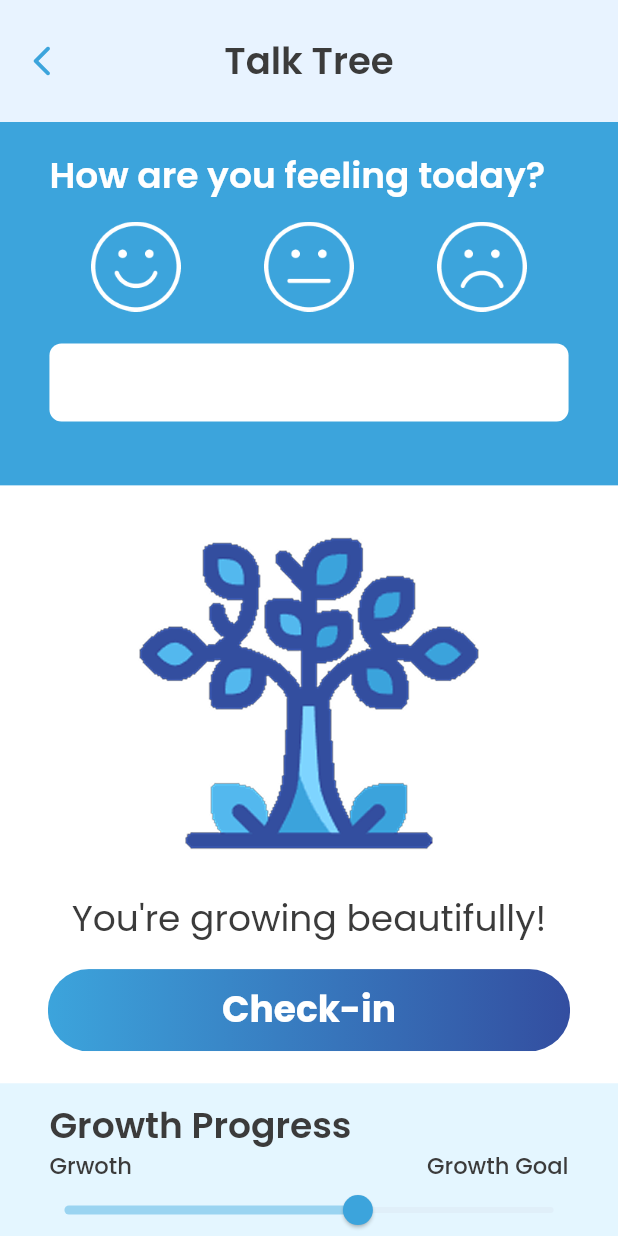
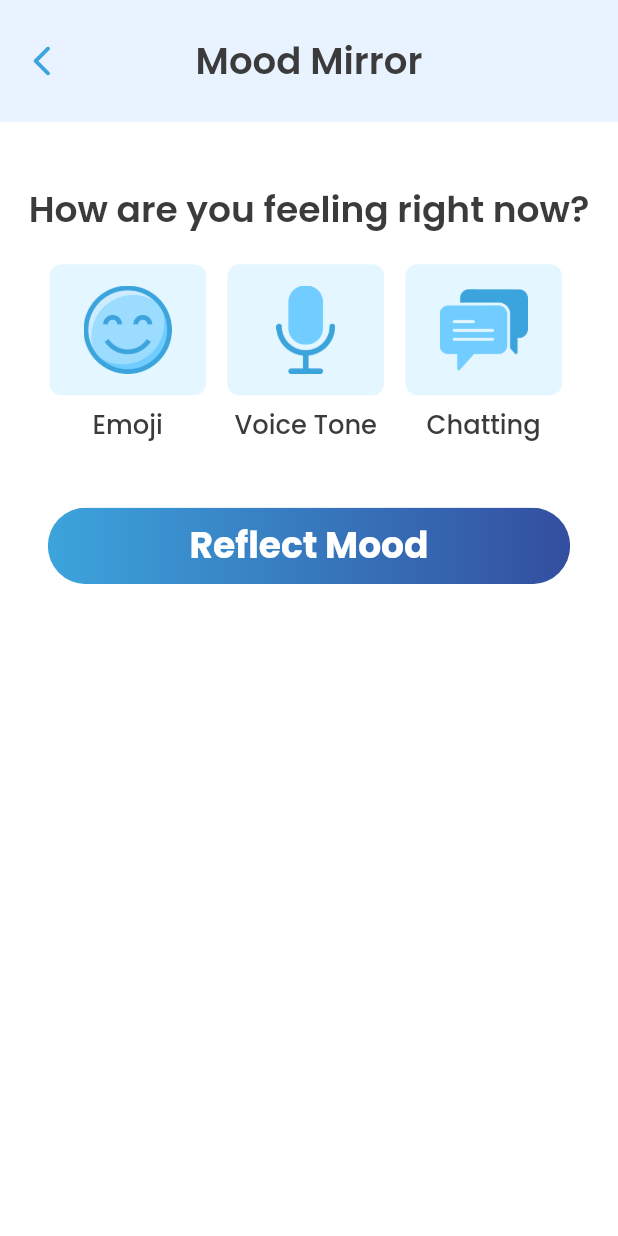
Before and after one commit to zohairahmed96/live-e, a Flutter app: the screen it shows after launch, on a phone screen of 412 x 824 dp. Run offline on Flutter 3.47's test engine with Material 3 defaults, Android fonts, the light colour scheme and no system bars; our stand-ins replace fl_chart, flutter_svg, google_fonts, image_picker, sizer; project files that could hold a hidden picture were left out.

Commit message:
mood mirror screen

```diff
--- a/lib/core/routes/app_router.dart
+++ b/lib/core/routes/app_router.dart
@@ -5,6 +5,7 @@ import 'package:liv_e/ui/views/dashboard/detailed_Spending_overview_view.dart';
 import 'package:liv_e/ui/views/dashboard/financial_management_view.dart';
 import 'package:liv_e/ui/views/dashboard/bill_reminders_view.dart';
 import 'package:liv_e/ui/views/dashboard/community_events_view.dart';
+import 'package:liv_e/ui/views/dashboard/mood_mirror_view.dart';
 import 'package:liv_e/ui/views/dashboard/set_new_budget_view.dart';
 import 'package:liv_e/ui/views/dashboard/set_reminder_view.dart';
 import 'package:liv_e/ui/views/dashboard/spending_overview_view.dart';
@@ -81,6 +82,8 @@ class AppRouter {
         return MaterialPageRoute(builder: (_) => const SetNewBudgetView());
       case AppRoutes.talkTree:
         return MaterialPageRoute(builder: (_) => const TalkTreeView());
+      case AppRoutes.moodMirror:
+        return MaterialPageRoute(builder: (_) => const MoodMirrorView());
 
       case AppRoutes.spendingOverview:
         return MaterialPageRoute(builder: (_) => const SpendingOverviewView());
--- a/lib/core/routes/app_routes.dart
+++ b/lib/core/routes/app_routes.dart
@@ -28,6 +28,7 @@ class AppRoutes {
   static const detailedOverView = '/detailed-overview';
   static const setNewBudget = '/set-new-budget'; // TODO
   static const talkTree = '/talk-tree';
+  static const moodMirror = '/mood-mirro';
 
   // Settings
   static const settings = '/settings';
--- a/lib/core/utils/image_paths.dart
+++ b/lib/core/utils/image_paths.dart
@@ -31,4 +31,7 @@ class ImagePaths {
   static const sad = '${base}sad.png';
   static const growingTree = '${base}growingTree.png';
   static const settingsIcons = '${base}settingsIcon.png';
+  static const chat = '${base}chat.png';
+  static const happiness = '${base}happiness.png';
+  static const mic = '${base}mic.png';
 }
--- /dev/null
+++ b/lib/ui/viewmodels/dashboard/mood_mirror_viewmodel.dart
@@ -0,0 +1,5 @@
+import 'package:flutter/widgets.dart';
+
+class MoodMirrorViewModel extends ChangeNotifier {
+  // TextEditingController journeyEntry = TextEditingController();
+}
--- a/lib/ui/viewmodels/logo_vm.dart
+++ b/lib/ui/viewmodels/logo_vm.dart
@@ -5,6 +5,6 @@ class LogoVM {
   Future<void> init(BuildContext context) async {
     await Future.delayed(const Duration(milliseconds: 1000));
     // Navigator.pushReplacementNamed(context, AppRoutes.welcome);
-    Navigator.pushNamed(context, AppRoutes.talkTree);
+    Navigator.pushNamed(context, AppRoutes.moodMirror);
   }
 }
--- /dev/null
+++ b/lib/ui/views/dashboard/mood_mirror_view.dart
@@ -0,0 +1,114 @@
+import 'package:flutter/material.dart';
+import 'package:liv_e/core/utils/helper/app_layout_helper.dart';
+import 'package:liv_e/core/utils/helper/color.utils.dart';
+import 'package:liv_e/core/utils/helper/font_size.dart';
+import 'package:liv_e/core/utils/image_paths.dart';
+import 'package:liv_e/ui/components/Button/gradient_button.dart';
+import 'package:liv_e/ui/components/app_text.dart';
+import 'package:liv_e/ui/viewmodels/dashboard/mood_mirror_viewmodel.dart';
+import 'package:provider/provider.dart';
+
+class MoodMirrorView extends StatelessWidget {
+  const MoodMirrorView({super.key});
+
+  @override
+  Widget build(BuildContext context) {
+    return ChangeNotifierProvider(
+      create: (_) => MoodMirrorViewModel(),
+      child: const _Body(),
+    );
+  }
+}
+
+class _Body extends StatelessWidget {
+  const _Body();
+
+  @override
+  Widget build(BuildContext context) {
+    return Scaffold(
+      backgroundColor: AppColor.white,
+      appBar: AppBar(
+        elevation: 0,
+        toolbarHeight: ch(80),
+        backgroundColor: const Color(0xFFE8F3FF),
+        leading: IconButton(
+          icon: const Icon(
+            Icons.arrow_back_ios_new_rounded,
+            color: AppColor.c3CA4DC,
+          ),
+          onPressed: () => Navigator.pop(context),
+        ),
+        centerTitle: true,
+        title: AppText(
+          txt: 'Mood Mirror',
+          fontSize: AppFontSize.f22,
+          fontWeight: FontWeight.w600,
+        ),
+      ),
+      body: SafeArea(
+        top: false,
+        child: SingleChildScrollView(
+          child: Column(
+            crossAxisAlignment: CrossAxisAlignment.start,
+            children: [
+              SizedBox(height: ch(46)),
+              Center(
+                child: AppText(
+                  txt: "How are you feeling right now?",
+                  fontSize: AppFontSize.f20,
+                  fontWeight: FontWeight.w600,
+                ),
+              ),
+              SizedBox(height: ch(24)),
+              Padding(
+                padding: EdgeInsets.symmetric(horizontal: cw(30)),
+                child: Row(
+                  children: [
+                    icon_widget(ImagePaths.happiness, "Emoji"),
+                    SizedBox(width: cw(13)),
+                    icon_widget(ImagePaths.mic, "Voice Tone"),
+                    SizedBox(width: cw(13)),
+                    icon_widget(ImagePaths.chat, "Chatting"),
+                  ],
+                ),
+              ),
+              SizedBox(height: ch(46)),
+              Padding(
+                padding: EdgeInsets.symmetric(horizontal: cw(29)),
+                child: GradientButton(label: "Reflect Mood", onPressed: () {}),
+              ),
+            ],
+          ),
+        ),
+      ),
+    );
+  }
+
+  Widget icon_widget(img, txt) {
+    return Column(
+      children: [
+        Container(
+          width: cw(95),
+          height: ch(86),
+          decoration: BoxDecoration(
+            color: AppColor.cE4F6FF,
+            borderRadius: BorderRadius.circular(8),
+          ),
+          alignment: Alignment.center,
+          child: Image.asset(
+            img,
+            width: cw(58),
+            height: ch(58),
+            fit: BoxFit.contain,
+          ),
+        ),
+        SizedBox(height: ch(11)),
+        AppText(
+          txt: txt,
+          fontSize: AppFontSize.f16,
+          fontWeight: FontWeight.w500,
+        ),
+      ],
+    );
+  }
+}
```
Also changed, not shown: assets/images/chat.png (added), assets/images/happiness.png (added), assets/images/mic.png (added).
